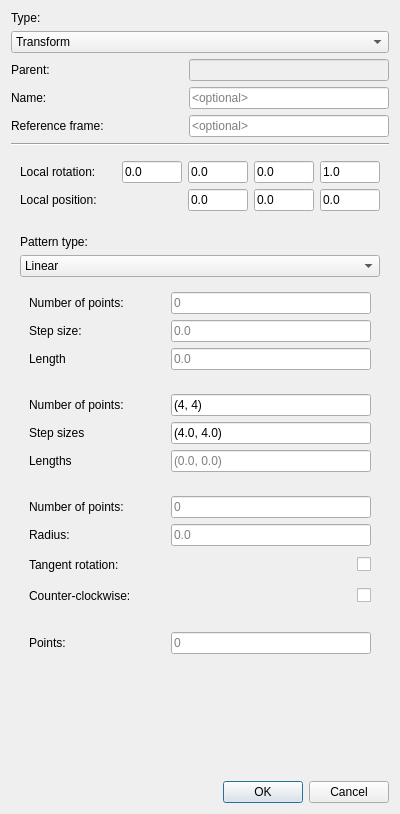
Qt form resource/create.ui (teknologisk-institut/rqt_pattern_manager) before a commit.
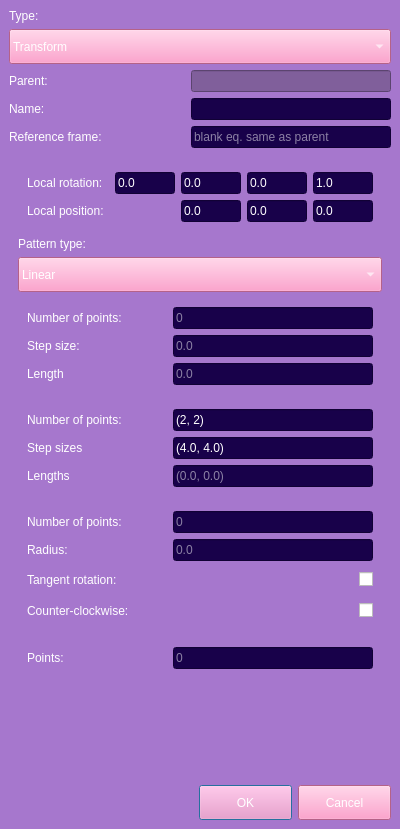
The same form after that commit.

Commit message: added branch icons for tree view

What changed in the file:
```diff
--- a/resource/create.ui
+++ b/resource/create.ui
@@ -7,7 +7,7 @@
     <x>0</x>
     <y>0</y>
     <width>400</width>
-    <height>814</height>
+    <height>829</height>
    </rect>
   </property>
   <property name="sizePolicy">
@@ -34,171 +34,140 @@
   <property name="accessibleName">
    <string>mainWidget</string>
   </property>
+  <property name="styleSheet">
+   <string notr="true">* {
+	font: &quot;Lato&quot;;
+}
+/*
+QPushButton {
+	color: white;
+	background-color: #7d7d7d;
+	border-bottom: 1px solid black;
+	height: 27px;
+	width: 85px;
+}
+
+QPushButton:hover {
+    background: #5a8ab4;
+}
+
+QWidget#containerWidget {
+	background-color: #565656;
+}
+
+QWidget#bottomWidget, QWidget#topWidget{
+     border-style: solid;
+     border-width: 2px;
+     border-color: #7d7d7d;
+}
+
+*/
+
+/*** ALTERNATIVE STYLE (LITERALLY!) ***/
+
+QPushButton {
+	color: white;
+	background-color: rgb(254, 137, 190);
+	border-bottom: 1px solid rgb(68, 46, 117);
+	height: 27px;
+	width: 85px;
+}
+
+QPushButton:hover {
+	background: rgb(255, 171, 209)
+}
+
+QWidget#containerWidget {
+	background-color: rgb(166, 119, 205);
+}
+
+QLabel {
+	color: white;
+}
+
+QLineEdit {
+	color: white;
+	background-color: rgb(24, 1, 74);
+}
+
+QLineEdit:disabled {
+	background-color: rgb(128, 95, 155);
+}
+
+QComboBox {
+	background-color: rgb(254, 137, 190);
+	selection-background-color: transparent;
+	selection-color: white;
+	color: white;
+	height: 27px;
+	padding: 3px 3px 3px 3px;
+}
+
+QComboBox::item {
+	background-color: rgb(254, 137, 190);
+	color: white;
+	height: 27px;
+}
+
+QComboBox::item:selected {
+	background-color: rgb(255, 171, 209);
+	color: white;
+}
+
+QComboBox QAbstractItemView {
+	border: 2px solid rgb(254, 137, 190);
+	background-color: rgb(254, 137, 190);
+}
+</string>
+  </property>
   <layout class="QGridLayout" name="gridLayout">
-   <item row="8" column="0">
-    <widget class="QWidget" name="transformWidget" native="true">
-     <layout class="QVBoxLayout" name="verticalLayout_4">
-      <item>
-       <layout class="QHBoxLayout" name="horizontalLayout_2">
-        <item>
-         <widget class="QLabel" name="label_2">
-          <property name="text">
-           <string>Local rotation:</string>
-          </property>
-         </widget>
-        </item>
-        <item>
-         <widget class="QLineEdit" name="qxText">
-          <property name="maximumSize">
-           <size>
-            <width>60</width>
-            <height>16777215</height>
-           </size>
-          </property>
-          <property name="text">
-           <string>0.0</string>
-          </property>
-          <property name="placeholderText">
-           <string extracomment="The local x-rotation of the transform (quaternion)">qx</string>
-          </property>
-         </widget>
-        </item>
-        <item>
-         <widget class="QLineEdit" name="qyText">
-          <property name="maximumSize">
-           <size>
-            <width>60</width>
-            <height>16777215</height>
-           </size>
-          </property>
-          <property name="text">
-           <string>0.0</string>
-          </property>
-          <property name="placeholderText">
-           <string extracomment="The local y-rotation of the transform (quaternion)">qy</string>
-          </property>
-         </widget>
-        </item>
-        <item>
-         <widget class="QLineEdit" name="qzText">
-          <property name="maximumSize">
-           <size>
-            <width>60</width>
-            <height>16777215</height>
-           </size>
-          </property>
-          <property name="text">
-           <string>0.0</string>
-          </property>
-          <property name="placeholderText">
-           <string extracomment="The local z-rotation of the transform (quaternion)">qz</string>
-          </property>
-         </widget>
-        </item>
-        <item>
-         <widget class="QLineEdit" name="qwText">
-          <property name="maximumSize">
-           <size>
-            <width>60</width>
-            <height>16777215</height>
-           </size>
-          </property>
-          <property name="text">
-           <string>1.0</string>
-          </property>
-          <property name="placeholderText">
-           <string extracomment="The weight of the transform rotation (quaternion)">qw</string>
-          </property>
-         </widget>
-        </item>
-       </layout>
-      </item>
-      <item>
-       <layout class="QHBoxLayout" name="horizontalLayout">
-        <item>
-         <widget class="QLabel" name="label">
-          <property name="text">
-           <string>Local position:</string>
-          </property>
-         </widget>
-        </item>
-        <item>
-         <widget class="QLineEdit" name="xText">
-          <property name="maximumSize">
-           <size>
-            <width>60</width>
-            <height>16777215</height>
-           </size>
-          </property>
-          <property name="layoutDirection">
-           <enum>Qt::LeftToRight</enum>
-          </property>
-          <property name="text">
-           <string>0.0</string>
-          </property>
-          <property name="placeholderText">
-           <string extracomment="The local x-position of the transform">x</string>
-          </property>
-         </widget>
-        </item>
-        <item>
-         <widget class="QLineEdit" name="yText">
-          <property name="maximumSize">
-           <size>
-            <width>60</width>
-            <height>16777215</height>
-           </size>
-          </property>
-          <property name="layoutDirection">
-           <enum>Qt::LeftToRight</enum>
-          </property>
-          <property name="text">
-           <string>0.0</string>
-          </property>
-          <property name="placeholderText">
-           <string extracomment="The local y-position of the transform">y</string>
-          </property>
-         </widget>
-        </item>
-        <item>
-         <widget class="QLineEdit" name="zText">
-          <property name="maximumSize">
-           <size>
-            <width>60</width>
-            <height>16777215</height>
-           </size>
-          </property>
-          <property name="layoutDirection">
-           <enum>Qt::LeftToRight</enum>
-          </property>
-          <property name="text">
-           <string>0.0</string>
-          </property>
-          <property name="placeholderText">
-           <string extracomment="The local z-position of the transform">z</string>
-          </property>
-         </widget>
-        </item>
-       </layout>
-      </item>
-     </layout>
-    </widget>
-   </item>
-   <item row="16" column="0">
-    <widget class="QDialogButtonBox" name="dialogButton">
-     <property name="standardButtons">
-      <set>QDialogButtonBox::Cancel|QDialogButtonBox::Ok</set>
-     </property>
-    </widget>
-   </item>
-   <item row="7" column="0">
-    <widget class="Line" name="line">
+   <property name="leftMargin">
+    <number>0</number>
+   </property>
+   <property name="topMargin">
+    <number>0</number>
+   </property>
+   <property name="rightMargin">
+    <number>0</number>
+   </property>
+   <property name="bottomMargin">
+    <number>0</number>
+   </property>
+   <property name="spacing">
+    <number>0</number>
+   </property>
+   <item row="0" column="0">
+    <widget class="QWidget" name="containerWidget" native="true">
+     <layout class="QGridLayout" name="gridLayout_2">
+      <property name="leftMargin">
+       <number>9</number>
+      </property>
+      <property name="topMargin">
+       <number>9</number>
+      </property>
+      <property name="rightMargin">
+       <number>9</number>
+      </property>
+      <property name="bottomMargin">
+       <number>9</number>
+      </property>
+      <property name="spacing">
+       <number>6</number>
+      </property>
+      <item row="4" column="0">
+       <spacer name="verticalSpacer">
      <property name="orientation">
-      <enum>Qt::Horizontal</enum>
-     </property>
-    </widget>
-   </item>
-   <item row="6" column="0">
+         <enum>Qt::Vertical</enum>
+        </property>
+        <property name="sizeHint" stdset="0">
+         <size>
+          <width>20</width>
+          <height>40</height>
+         </size>
+        </property>
+       </spacer>
+      </item>
+      <item row="1" column="0">
     <layout class="QVBoxLayout" name="verticalLayout_3">
      <property name="topMargin">
       <number>0</number>
@@ -275,7 +244,7 @@
           <string/>
          </property>
          <property name="placeholderText">
-          <string extracomment="The name of the transform">&lt;optional&gt;</string>
+             <string extracomment="The name of the transform"/>
          </property>
         </widget>
        </item>
@@ -308,7 +277,7 @@
           <string/>
          </property>
          <property name="placeholderText">
-          <string extracomment="The reference frame of the transform">&lt;optional&gt;</string>
+             <string extracomment="The reference frame of the transform">blank eq. same as parent</string>
          </property>
         </widget>
        </item>
@@ -316,7 +285,7 @@
      </item>
     </layout>
    </item>
-   <item row="9" column="0">
+      <item row="2" column="0">
     <widget class="QWidget" name="patternWidget" native="true">
      <property name="enabled">
       <bool>true</bool>
@@ -325,6 +294,155 @@
       <string>patternWidget</string>
      </property>
      <layout class="QVBoxLayout" name="verticalLayout">
+         <item>
+          <widget class="QWidget" name="transformWidget" native="true">
+           <layout class="QVBoxLayout" name="verticalLayout_4">
+            <item>
+             <layout class="QHBoxLayout" name="horizontalLayout_2">
+              <item>
+               <widget class="QLabel" name="label_2">
+                <property name="text">
+                 <string>Local rotation:</string>
+                </property>
+               </widget>
+              </item>
+              <item>
+               <widget class="QLineEdit" name="qxText">
+                <property name="maximumSize">
+                 <size>
+                  <width>60</width>
+                  <height>16777215</height>
+                 </size>
+                </property>
+                <property name="text">
+                 <string>0.0</string>
+                </property>
+                <property name="placeholderText">
+                 <string extracomment="The local x-rotation of the transform (quaternion)">qx</string>
+                </property>
+               </widget>
+              </item>
+              <item>
+               <widget class="QLineEdit" name="qyText">
+                <property name="maximumSize">
+                 <size>
+                  <width>60</width>
+                  <height>16777215</height>
+                 </size>
+                </property>
+                <property name="text">
+                 <string>0.0</string>
+                </property>
+                <property name="placeholderText">
+                 <string extracomment="The local y-rotation of the transform (quaternion)">qy</string>
+                </property>
+               </widget>
+              </item>
+              <item>
+               <widget class="QLineEdit" name="qzText">
+                <property name="maximumSize">
+                 <size>
+                  <width>60</width>
+                  <height>16777215</height>
+                 </size>
+                </property>
+                <property name="text">
+                 <string>0.0</string>
+                </property>
+                <property name="placeholderText">
+                 <string extracomment="The local z-rotation of the transform (quaternion)">qz</string>
+                </property>
+               </widget>
+              </item>
+              <item>
+               <widget class="QLineEdit" name="qwText">
+                <property name="maximumSize">
+                 <size>
+                  <width>60</width>
+                  <height>16777215</height>
+                 </size>
+                </property>
+                <property name="text">
+                 <string>1.0</string>
+                </property>
+                <property name="placeholderText">
+                 <string extracomment="The weight of the transform rotation (quaternion)">qw</string>
+                </property>
+               </widget>
+              </item>
+             </layout>
+            </item>
+            <item>
+             <layout class="QHBoxLayout" name="horizontalLayout">
+              <item>
+               <widget class="QLabel" name="label">
+                <property name="text">
+                 <string>Local position:</string>
+                </property>
+               </widget>
+              </item>
+              <item>
+               <widget class="QLineEdit" name="xText">
+                <property name="maximumSize">
+                 <size>
+                  <width>60</width>
+                  <height>16777215</height>
+                 </size>
+                </property>
+                <property name="layoutDirection">
+                 <enum>Qt::LeftToRight</enum>
+                </property>
+                <property name="text">
+                 <string>0.0</string>
+                </property>
+                <property name="placeholderText">
+                 <string extracomment="The local x-position of the transform">x</string>
+                </property>
+               </widget>
+              </item>
+              <item>
+               <widget class="QLineEdit" name="yText">
+                <property name="maximumSize">
+                 <size>
+                  <width>60</width>
+                  <height>16777215</height>
+                 </size>
+                </property>
+                <property name="layoutDirection">
+                 <enum>Qt::LeftToRight</enum>
+                </property>
+                <property name="text">
+                 <string>0.0</string>
+                </property>
+                <property name="placeholderText">
+                 <string extracomment="The local y-position of the transform">y</string>
+                </property>
+               </widget>
+              </item>
+              <item>
+               <widget class="QLineEdit" name="zText">
+                <property name="maximumSize">
+                 <size>
+                  <width>60</width>
+                  <height>16777215</height>
+                 </size>
+                </property>
+                <property name="layoutDirection">
+                 <enum>Qt::LeftToRight</enum>
+                </property>
+                <property name="text">
+                 <string>0.0</string>
+                </property>
+                <property name="placeholderText">
+                 <string extracomment="The local z-position of the transform">z</string>
+                </property>
+               </widget>
+              </item>
+             </layout>
+            </item>
+           </layout>
+          </widget>
+         </item>
       <item>
        <widget class="QLabel" name="label_9">
         <property name="text">
@@ -485,7 +603,7 @@
               <string>numPoints2</string>
              </property>
              <property name="text">
-              <string>(4, 4)</string>
+                 <string>(2, 2)</string>
              </property>
              <property name="placeholderText">
               <string>(0, 0)</string>
@@ -737,18 +855,15 @@
      </layout>
     </widget>
    </item>
-   <item row="14" column="0">
-    <spacer name="verticalSpacer">
-     <property name="orientation">
-      <enum>Qt::Vertical</enum>
-     </property>
-     <property name="sizeHint" stdset="0">
-      <size>
-       <width>20</width>
-       <height>40</height>
-      </size>
-     </property>
-    </spacer>
+      <item row="5" column="0">
+       <widget class="QDialogButtonBox" name="dialogButton">
+        <property name="standardButtons">
+         <set>QDialogButtonBox::Cancel|QDialogButtonBox::Ok</set>
+        </property>
+       </widget>
+      </item>
+     </layout>
+    </widget>
    </item>
   </layout>
  </widget>
```
Left out of the diff: 4 changed lines with no effect on the pictures. Lines whose indentation alone changed are shown as unchanged. The commit also changes 11 other files.
